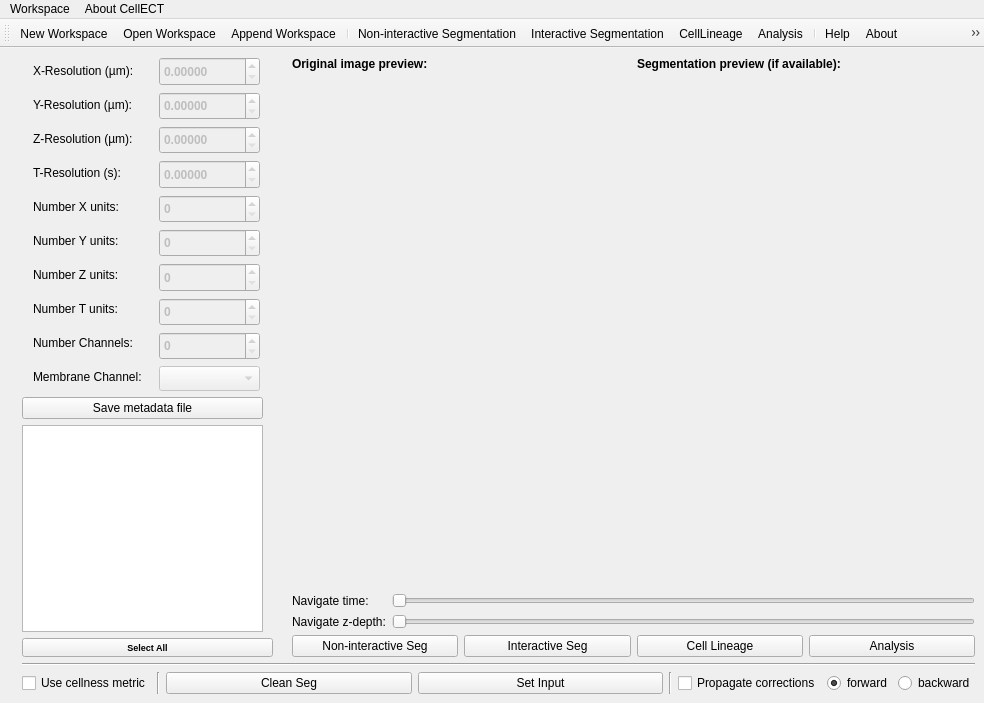
Before: the Qt Designer form CellECT/gui/layout.ui in ddiana/CellECT, drawn with Qt 5.
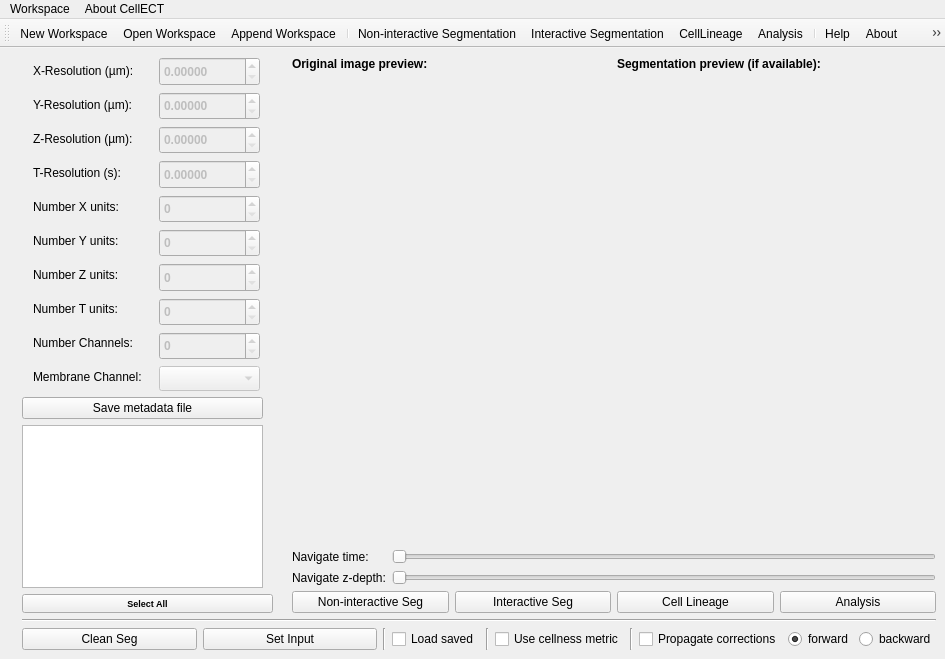
After: the same form once the commit is applied. Icons and pictures are not drawn.

Commit message: load saved seg dirrectly

The edit to the form file:
```diff
--- a/CellECT/gui/layout.ui
+++ b/CellECT/gui/layout.ui
@@ -6,8 +6,8 @@
    <rect>
     <x>0</x>
     <y>0</y>
-    <width>984</width>
-    <height>703</height>
+    <width>945</width>
+    <height>659</height>
    </rect>
   </property>
   <property name="sizePolicy">
@@ -32,7 +32,7 @@
       <property name="sizeHint" stdset="0">
        <size>
         <width>13</width>
-        <height>14</height>
+        <height>13</height>
        </size>
       </property>
      </spacer>
@@ -871,29 +871,6 @@
       </item>
       <item>
        <layout class="QHBoxLayout" name="horizontalLayout_4">
-        <item>
-         <widget class="QCheckBox" name="checkBox_use_metric">
-          <property name="sizePolicy">
-           <sizepolicy hsizetype="Preferred" vsizetype="Fixed">
-            <horstretch>0</horstretch>
-            <verstretch>0</verstretch>
-           </sizepolicy>
-          </property>
-          <property name="text">
-           <string>Use cellness metric</string>
-          </property>
-          <property name="checked">
-           <bool>false</bool>
-          </property>
-         </widget>
-        </item>
-        <item>
-         <widget class="Line" name="line_2">
-          <property name="orientation">
-           <enum>Qt::Vertical</enum>
-          </property>
-         </widget>
-        </item>
         <item>
          <widget class="QPushButton" name="btn_clean_seg">
           <property name="sizePolicy">
@@ -920,6 +897,43 @@
           </property>
          </widget>
         </item>
+        <item>
+         <widget class="Line" name="line_4">
+          <property name="orientation">
+           <enum>Qt::Vertical</enum>
+          </property>
+         </widget>
+        </item>
+        <item>
+         <widget class="QCheckBox" name="checkBox_load_saved">
+          <property name="text">
+           <string>Load saved</string>
+          </property>
+         </widget>
+        </item>
+        <item>
+         <widget class="Line" name="line_2">
+          <property name="orientation">
+           <enum>Qt::Vertical</enum>
+          </property>
+         </widget>
+        </item>
+        <item>
+         <widget class="QCheckBox" name="checkBox_use_metric">
+          <property name="sizePolicy">
+           <sizepolicy hsizetype="Preferred" vsizetype="Fixed">
+            <horstretch>0</horstretch>
+            <verstretch>0</verstretch>
+           </sizepolicy>
+          </property>
+          <property name="text">
+           <string>Use cellness metric</string>
+          </property>
+          <property name="checked">
+           <bool>false</bool>
+          </property>
+         </widget>
+        </item>
         <item>
          <widget class="Line" name="line_3">
           <property name="orientation">
@@ -968,7 +982,7 @@
     <rect>
      <x>0</x>
      <y>0</y>
-     <width>984</width>
+     <width>945</width>
      <height>27</height>
     </rect>
    </property>
```
The commit also changes 3 other files.
